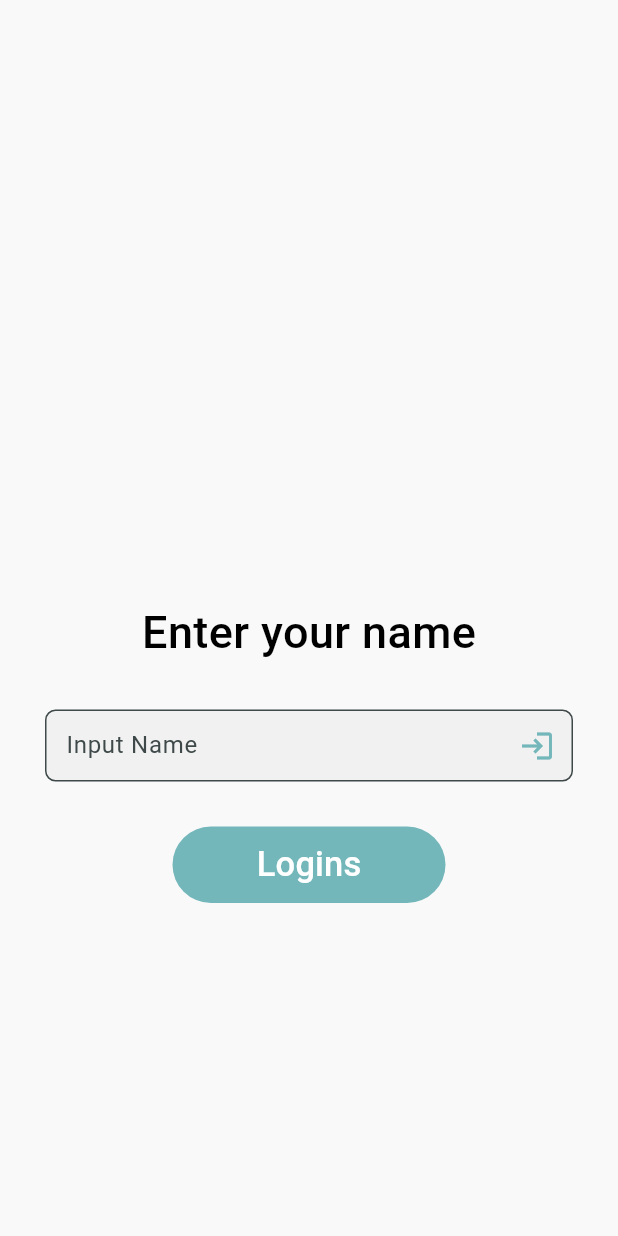
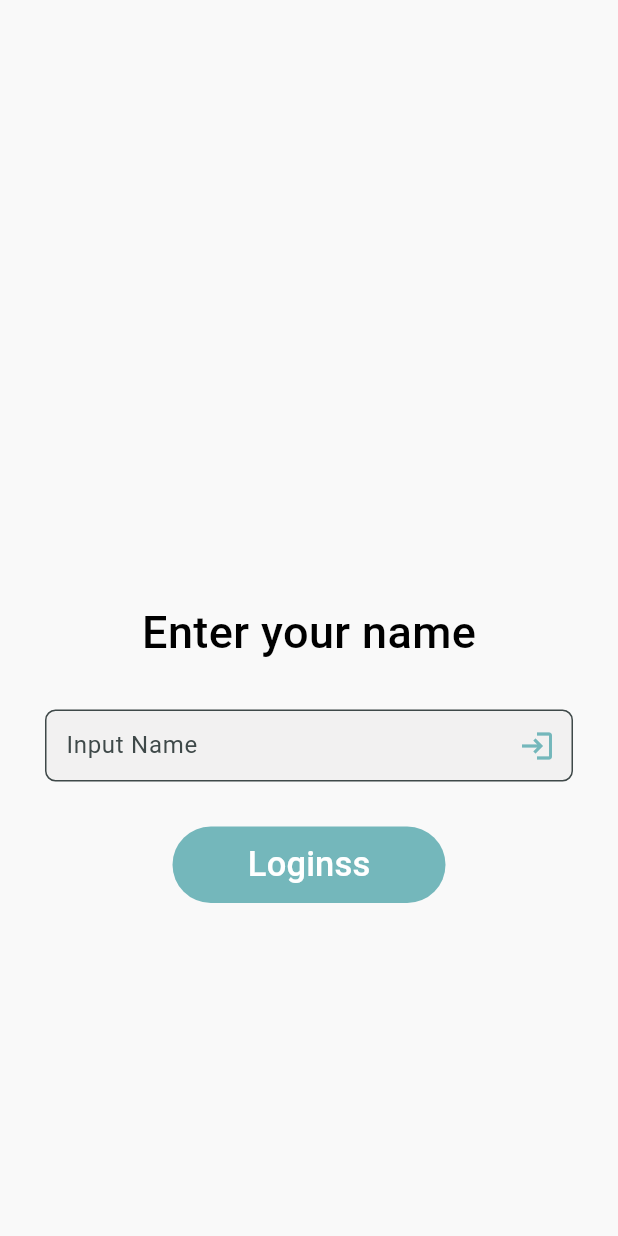
Before and after one commit to wilsone24/My-Best-Self, a Flutter app: the screen it shows after launch, on a phone screen of 412 x 824 dp. Run offline on Flutter 3.47's test engine with Material 3 defaults, Android fonts, the phone set to English and light mode, and no system bars.

Commit message:
Adjust button text in LoginPage

```diff
--- a/lib/ui/pages/login_page.dart
+++ b/lib/ui/pages/login_page.dart
@@ -43,7 +43,7 @@ class LoginPage extends StatelessWidget {
                 child: const Padding(
                   padding: EdgeInsetsDirectional.symmetric(vertical: 9),
                   child: Text(
-                    'Logins',
+                    'Loginss',
                     style: TextStyle(fontSize: 23, fontWeight: FontWeight.w500),
                   ),
                 )),
```
